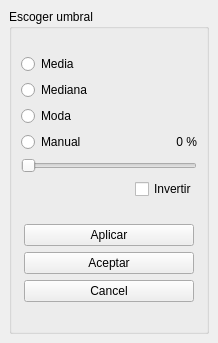
Before: the Qt Designer form Umbral.ui in polofos/BunnyImageEditor, drawn with Qt 5.
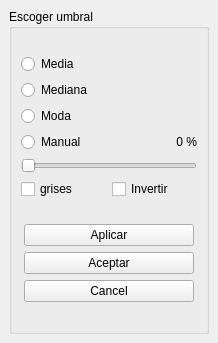
After: the same form once the commit is applied.

Patch:
```diff
--- a/Umbral.ui
+++ b/Umbral.ui
@@ -95,19 +95,6 @@
            </property>
           </widget>
          </item>
-         <item row="6" column="0">
-          <spacer name="horizontalSpacer">
-           <property name="orientation">
-            <enum>Qt::Horizontal</enum>
-           </property>
-           <property name="sizeHint" stdset="0">
-            <size>
-             <width>40</width>
-             <height>20</height>
-            </size>
-           </property>
-          </spacer>
-         </item>
          <item row="6" column="1">
           <widget class="QCheckBox" name="invertir">
            <property name="text">
@@ -118,6 +105,13 @@
            </property>
           </widget>
          </item>
+         <item row="6" column="0">
+          <widget class="QCheckBox" name="grises">
+           <property name="text">
+            <string>grises</string>
+           </property>
+          </widget>
+         </item>
         </layout>
        </item>
        <item>
```
Left out of the diff: 32 changed lines with no effect on the pictures.
